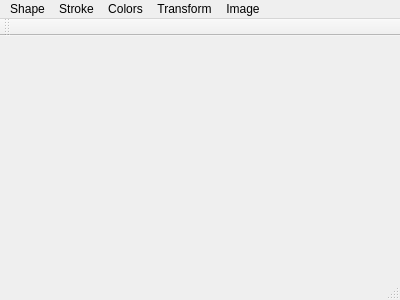
First picture: the form in Programming/xPaint/xPaint/xpaintwindow.ui, repository d-kunin/bsuir-cs, before the edit.
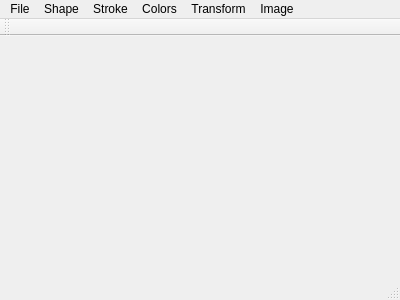
Second picture: the form after the edit.

```diff
--- a/Programming/xPaint/xPaint/xpaintwindow.ui
+++ b/Programming/xPaint/xPaint/xpaintwindow.ui
@@ -75,6 +75,13 @@
     </property>
     <addaction name="actionLena"/>
    </widget>
+   <widget class="QMenu" name="menuFile">
+    <property name="title">
+     <string>File</string>
+    </property>
+    <addaction name="actionSave"/>
+   </widget>
+   <addaction name="menuFile"/>
    <addaction name="menuSelect_Tool"/>
    <addaction name="menuStroke"/>
    <addaction name="menuColors"/>
```
Left out of the diff: 5 changed lines with no effect on the pictures.
